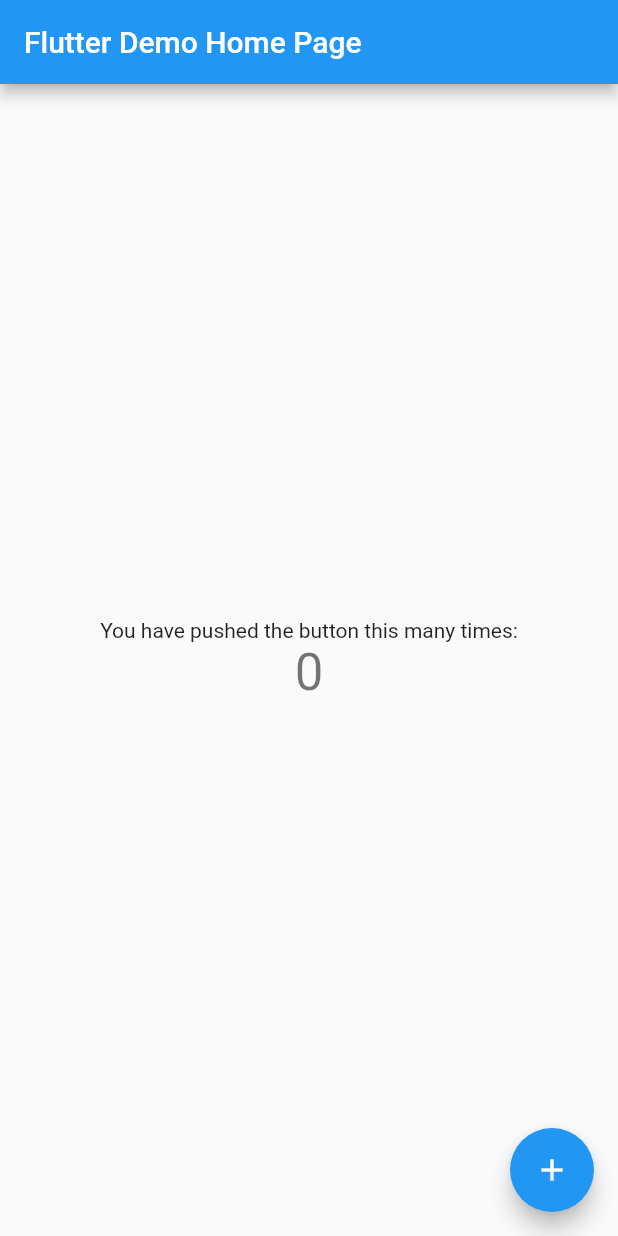
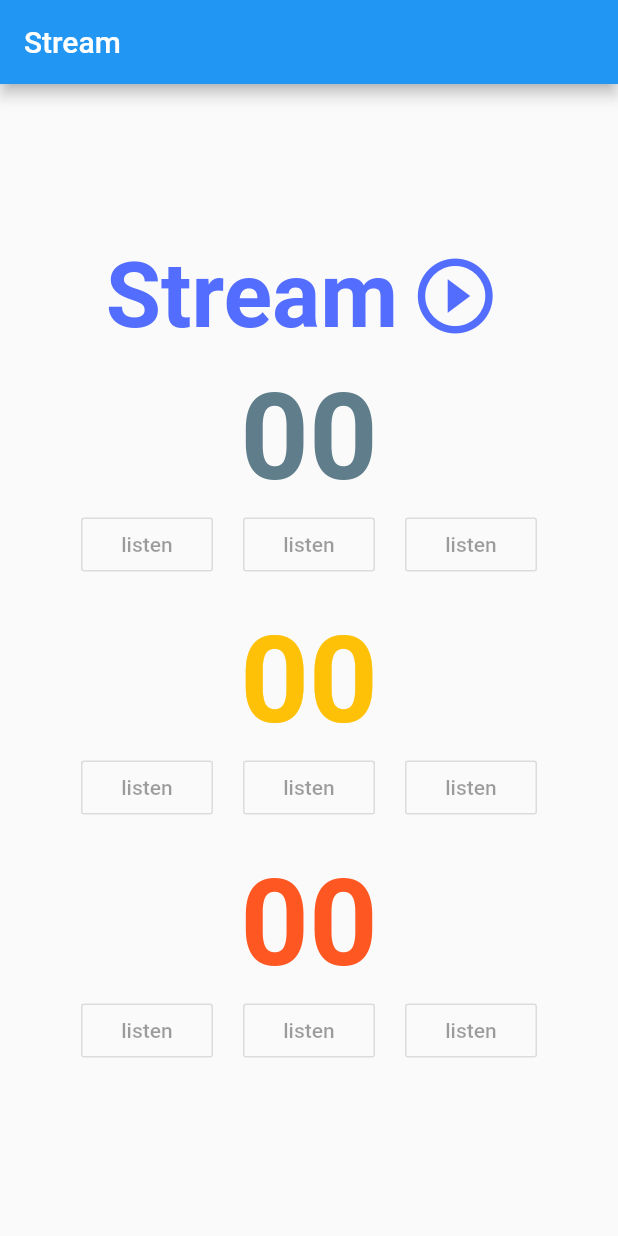
Before and after one commit to WingCH/Fluuter-Exercise, a Flutter app: the screen it shows after launch, on a phone screen of 412 x 824 dp. Run offline on Flutter 3.47's test engine with Material 2 defaults, Android fonts, the phone set to English and light mode, and no system bars.

Commit message:
stream page ui init

```diff
--- a/lib/main.dart
+++ b/lib/main.dart
@@ -1,3 +1,4 @@
+import 'package:demo/pages/stream.dart';
 import 'package:flutter/material.dart';
 
 void main() => runApp(MyApp());
@@ -20,78 +21,7 @@ class MyApp extends StatelessWidget {
         // is not restarted.
         primarySwatch: Colors.blue,
       ),
-      home: MyHomePage(title: 'Flutter Demo Home Page'),
+      home: StreamDemo(),
     );
   }
 }
-
-class MyHomePage extends StatefulWidget {
-  MyHomePage({Key key, this.title}) : super(key: key);
-
-  // This widget is the home page of your application. It is stateful, meaning
-  // that it has a State object (defined below) that contains fields that affect
-  // how it looks.
-
-  // This class is the configuration for the state. It holds the values (in this
-  // case the title) provided by the parent (in this case the App widget) and
-  // used by the build method of the State. Fields in a Widget subclass are
-  // always marked "final".
-
-  final String title;
-
-  @override
-  _MyHomePageState createState() => _MyHomePageState();
-}
-
-class _MyHomePageState extends State<MyHomePage> {
-  int _counter = 0;
-
-  void _incrementCounter() {
-    setState(() {
-      // This call to setState tells the Flutter framework that something has
-      // changed in this State, which causes it to rerun the build method below
-      // so that the display can reflect the updated values. If we changed
-      // _counter without calling setState(), then the build method would not be
-      // called again, and so nothing would appear to happen.
-      _counter++;
-    });
-  }
-
-  @override
-  Widget build(BuildContext context) {
-    // This method is rerun every time setState is called, for instance as done
-    // by the _incrementCounter method above.
-    //
-    // The Flutter framework has been optimized to make rerunning build methods
-    // fast, so that you can just rebuild anything that needs updating rather
-    // than having to individually change instances of widgets.
-    return Scaffold(
-      appBar: AppBar(
-        // Here we take the value from the MyHomePage object that was created by
-        // the App.build method, and use it to set our appbar title.
-        title: Text(widget.title),
-      ),
-      body: Center(
-        // Center is a layout widget. It takes a single child and positions it
-        // in the middle of the parent.
-        child: Column(
-          mainAxisAlignment: MainAxisAlignment.center,
-          children: <Widget>[
-            Text(
-              'You have pushed the button this many times:',
-            ),
-            Text(
-              '$_counter',
-              style: Theme.of(context).textTheme.display1,
-            ),
-          ],
-        ),
-      ),
-      floatingActionButton: FloatingActionButton(
-        onPressed: _incrementCounter,
-        tooltip: 'Increment',
-        child: Icon(Icons.add),
-      ), // This trailing comma makes auto-formatting nicer for build methods.
-    );
-  }
-}
--- /dev/null
+++ b/lib/pages/stream.dart
@@ -0,0 +1,166 @@
+import 'package:flutter/material.dart';
+
+class StreamDemo extends StatefulWidget {
+  @override
+  StreamDemoState createState() => new StreamDemoState();
+}
+
+class StreamDemoState extends State<StreamDemo> {
+  @override
+  Widget build(BuildContext context) {
+    return Scaffold(
+      appBar: AppBar(
+        title: Text('Stream'),
+      ),
+      body: Column(
+        mainAxisAlignment: MainAxisAlignment.center,
+        children: <Widget>[
+          Row(
+            mainAxisAlignment: MainAxisAlignment.center,
+            children: <Widget>[
+              Text(
+                'Stream',
+                style: TextStyle(
+                  fontSize: 60,
+                  fontWeight: FontWeight.bold,
+                  color: Colors.indigoAccent
+                ),
+              ),
+              IconButton(
+                iconSize: 60,
+                onPressed: () {},
+                icon: Icon(Icons.play_circle_outline, color: Colors.indigoAccent,),
+              )
+            ],
+          ),
+          Padding(
+            padding: EdgeInsets.all(10),
+            child: Column(
+              children: <Widget>[
+                Text(
+                  "00",
+                  style: TextStyle(
+                      color: Colors.blueGrey,
+                      fontWeight: FontWeight.bold,
+                      fontSize: 80),
+                ),
+                Row(
+                  mainAxisAlignment: MainAxisAlignment.center,
+                  children: <Widget>[
+                    OutlineButton(
+                      onPressed: null,
+                      child: Text('listen'),
+                    ),
+                    Padding(
+                      padding: const EdgeInsets.symmetric(horizontal: 20.0),
+                      child: OutlineButton(
+                        onPressed: null,
+                        child: Text('listen'),
+                      ),
+                    ),
+                    OutlineButton(
+                      onPressed: null,
+                      child: Text('listen'),
+                    ),
+                  ],
+                )
+              ],
+            ),
+          ),
+          Padding(
+            padding: EdgeInsets.all(10),
+            child: Column(
+              children: <Widget>[
+                Text(
+                  "00",
+                  style: TextStyle(
+                      color: Colors.amber,
+                      fontWeight: FontWeight.bold,
+                      fontSize: 80),
+                ),
+                Row(
+                  mainAxisAlignment: MainAxisAlignment.center,
+                  children: <Widget>[
+                    OutlineButton(
+                      onPressed: null,
+                      child: Text('listen'),
+                    ),
+                    Padding(
+                      padding: const EdgeInsets.symmetric(horizontal: 20.0),
+                      child: OutlineButton(
+                        onPressed: null,
+                        child: Text('listen'),
+                      ),
+                    ),
+                    OutlineButton(
+                      onPressed: null,
+                      child: Text('listen'),
+                    ),
+                  ],
+                )
+              ],
+            ),
+          ),
+          Padding(
+            padding: EdgeInsets.all(10),
+            child: Column(
+              children: <Widget>[
+                Text(
+                  "00",
+                  style: TextStyle(
+                      color: Colors.deepOrange,
+                      fontWeight: FontWeight.bold,
+                      fontSize: 80),
+                ),
+                Row(
+                  mainAxisAlignment: MainAxisAlignment.center,
+                  children: <Widget>[
+                    OutlineButton(
+                      onPressed: null,
+                      child: Text('listen'),
+                    ),
+                    Padding(
+                      padding: const EdgeInsets.symmetric(horizontal: 20.0),
+                      child: OutlineButton(
+                        onPressed: null,
+                        child: Text('listen'),
+                      ),
+                    ),
+                    OutlineButton(
+                      onPressed: null,
+                      child: Text('listen'),
+                    ),
+                  ],
+                )
+              ],
+            ),
+          ),
+        ],
+      ),
+    );
+  }
+
+  @override
+  void initState() {
+    // TODO: implement initState
+    super.initState();
+  }
+
+  @override
+  void dispose() {
+    // TODO: implement dispose
+    super.dispose();
+  }
+
+  @override
+  void didUpdateWidget(StreamDemo oldWidget) {
+    // TODO: implement didUpdateWidget
+    super.didUpdateWidget(oldWidget);
+  }
+
+  @override
+  void didChangeDependencies() {
+    // TODO: implement didChangeDependencies
+    super.didChangeDependencies();
+  }
+}
```
